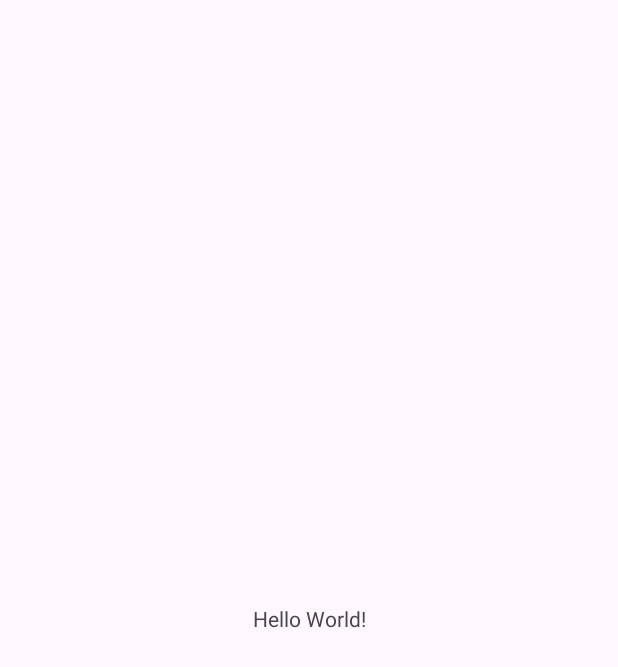
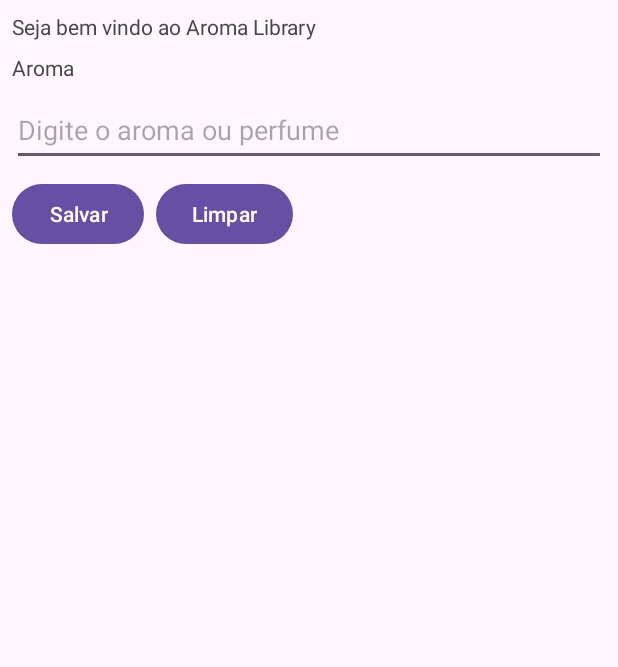
Before and after one commit to Cyber-Barbarian/aroma-library, an Android app: the screen it shows after launch (MainActivity before the commit, AromaLibraryActivity after it), on a phone screen of 412 x 824 dp. Before the commit the part shown is almost empty. Shown: the top 667 px of the screen. Run offline under Robolectric (Android 15) with nearby library versions, the phone set to English and light mode, and no system bars.

Commit message:
Textview, EditText e Button OK

```diff
--- a/app/src/main/AndroidManifest.xml
+++ b/app/src/main/AndroidManifest.xml
@@ -13,7 +13,7 @@
         android:theme="@style/Theme.Aromalibrary"
         tools:targetApi="31">
         <activity
-            android:name=".MainActivity"
+            android:name=".AromaLibraryActivity"
             android:exported="true">
             <intent-filter>
                 <action android:name="android.intent.action.MAIN" />
--- /dev/null
+++ b/app/src/main/java/br/edu/utfpr/rafaelproenca/aroma_library/AromaLibraryActivity.java
@@ -0,0 +1,41 @@
+package br.edu.utfpr.rafaelproenca.aroma_library;
+
+import android.os.Bundle;
+import android.view.View;
+import android.widget.EditText;
+import android.widget.Toast;
+
+import androidx.appcompat.app.AppCompatActivity;
+
+public class AromaLibraryActivity extends AppCompatActivity {
+
+    private EditText editTextAroma;
+
+    @Override
+    protected void onCreate(Bundle savedInstanceState) {
+        super.onCreate(savedInstanceState);
+        setContentView(R.layout.activity_main);
+
+        editTextAroma = findViewById(R.id.editTextAroma);
+
+    }
+
+    public void limparCampos(View view){
+        editTextAroma.setText(null);
+
+        editTextAroma.requestFocus();
+        Toast.makeText(this, R.string.as_entradas_foram_apagadas, Toast.LENGTH_LONG).show();
+    }
+
+    public void salvarValores(View view){
+        String aroma = editTextAroma.getText().toString().trim();
+
+        if (aroma == null || aroma.isEmpty()){
+            Toast.makeText(this, R.string.digite_um_valor_valido, Toast.LENGTH_LONG).show();
+            editTextAroma.setText(null);
+            editTextAroma.requestFocus();
+            return;
+        }
+        Toast.makeText(this,getString(R.string.aroma_cadastrado) + aroma + "\n",Toast.LENGTH_LONG).show();
+    }
+}
--- a/app/src/main/java/br/edu/utfpr/rafaelproenca/aroma_library/MainActivity.java
+++ /dev/null
@@ -1,24 +0,0 @@
-package br.edu.utfpr.rafaelproenca.aroma_library;
-
-import android.os.Bundle;
-
-import androidx.activity.EdgeToEdge;
-import androidx.appcompat.app.AppCompatActivity;
-import androidx.core.graphics.Insets;
-import androidx.core.view.ViewCompat;
-import androidx.core.view.WindowInsetsCompat;
-
-public class MainActivity extends AppCompatActivity {
-
-    @Override
-    protected void onCreate(Bundle savedInstanceState) {
-        super.onCreate(savedInstanceState);
-        EdgeToEdge.enable(this);
-        setContentView(R.layout.activity_main);
-        ViewCompat.setOnApplyWindowInsetsListener(findViewById(R.id.main), (v, insets) -> {
-            Insets systemBars = insets.getInsets(WindowInsetsCompat.Type.systemBars());
-            v.setPadding(systemBars.left, systemBars.top, systemBars.right, systemBars.bottom);
-            return insets;
-        });
-    }
-}
--- a/app/src/main/res/layout/activity_main.xml
+++ b/app/src/main/res/layout/activity_main.xml
@@ -5,15 +5,64 @@
     android:id="@+id/main"
     android:layout_width="match_parent"
     android:layout_height="match_parent"
-    tools:context=".MainActivity">
+    tools:context=".AromaLibraryActivity">
+
+    <Button
+        android:id="@+id/buttonLimpar"
+        android:layout_width="wrap_content"
+        android:layout_height="wrap_content"
+        android:layout_marginStart="8dp"
+        android:layout_marginTop="8dp"
+        android:onClick="limparCampos"
+        android:text="@string/buttonLimpar"
+        app:layout_constraintStart_toEndOf="@+id/buttonSalvar"
+        app:layout_constraintTop_toBottomOf="@+id/editTextAroma" />
 
     <TextView
+        android:id="@+id/textViewheader"
         android:layout_width="wrap_content"
         android:layout_height="wrap_content"
-        android:text="Hello World!"
-        app:layout_constraintBottom_toBottomOf="parent"
-        app:layout_constraintEnd_toEndOf="parent"
+        android:layout_marginStart="8dp"
+        android:layout_marginTop="8dp"
+        android:text="@string/header"
         app:layout_constraintStart_toStartOf="parent"
         app:layout_constraintTop_toTopOf="parent" />
 
+    <TextView
+        android:id="@+id/textViewAroma"
+        android:layout_width="wrap_content"
+        android:layout_height="wrap_content"
+        android:layout_marginStart="8dp"
+        android:layout_marginTop="8dp"
+        android:text="@string/aromaHeader"
+        app:layout_constraintStart_toStartOf="parent"
+        app:layout_constraintTop_toBottomOf="@+id/textViewheader" />
+
+    <EditText
+        android:id="@+id/editTextAroma"
+        android:layout_width="0dp"
+        android:layout_height="wrap_content"
+        android:layout_marginStart="8dp"
+        android:layout_marginTop="8dp"
+        android:layout_marginEnd="8dp"
+        android:ems="10"
+        android:hint="@string/contentEditTextAroma"
+        android:inputType="text"
+        android:minHeight="48dp"
+        app:layout_constraintEnd_toEndOf="parent"
+        app:layout_constraintHorizontal_bias="0.5"
+        app:layout_constraintStart_toStartOf="parent"
+        app:layout_constraintTop_toBottomOf="@id/textViewAroma" />
+
+    <Button
+        android:id="@+id/buttonSalvar"
+        android:layout_width="wrap_content"
+        android:layout_height="wrap_content"
+        android:layout_marginStart="8dp"
+        android:layout_marginTop="8dp"
+        android:onClick="salvarValores"
+        android:text="@string/buttonSalvar"
+        app:layout_constraintStart_toStartOf="parent"
+        app:layout_constraintTop_toBottomOf="@+id/editTextAroma" />
+
 </androidx.constraintlayout.widget.ConstraintLayout>
--- a/app/src/main/res/values/strings.xml
+++ b/app/src/main/res/values/strings.xml
@@ -1,3 +1,11 @@
 <resources>
     <string name="app_name">aroma-library</string>
+    <string name="contentEditTextAroma">Digite o aroma ou perfume</string>
+    <string name="header">Seja bem vindo ao Aroma Library</string>
+    <string name="aromaHeader">Aroma</string>
+    <string name="buttonSalvar">Salvar</string>
+    <string name="buttonLimpar">Limpar</string>
+    <string name="as_entradas_foram_apagadas">As entradas foram apagadas!</string>
+    <string name="digite_um_valor_valido">Digite um valor válido!</string>
+    <string name="aroma_cadastrado">Aroma Cadastrado: </string>
 </resources>
```
